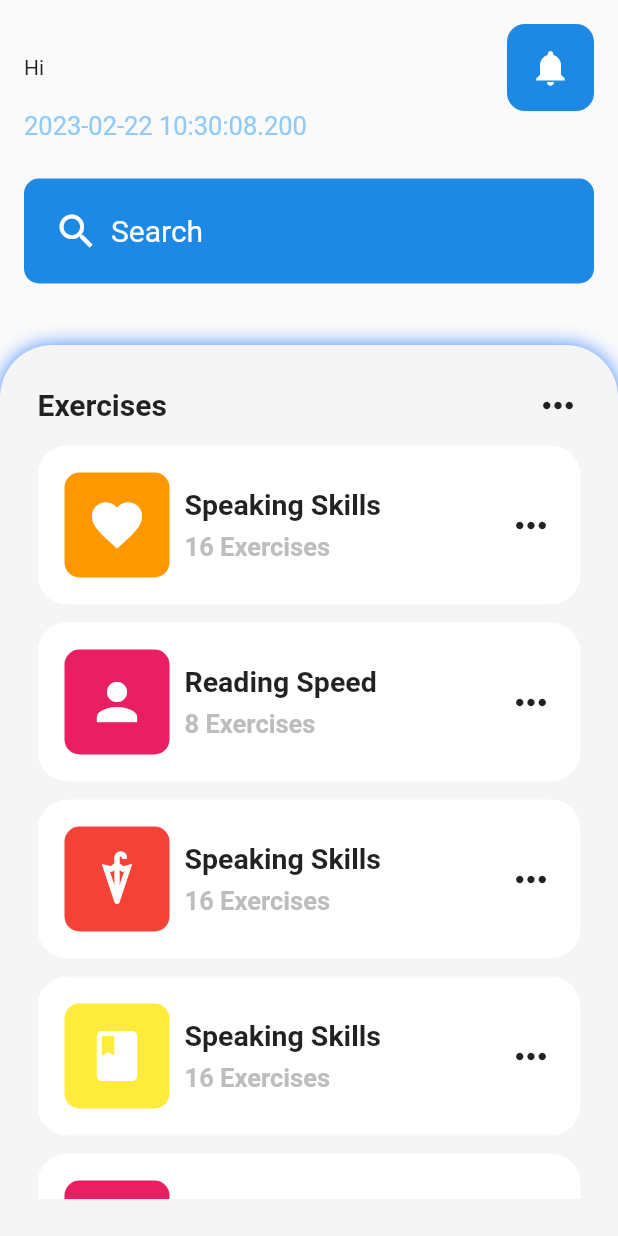
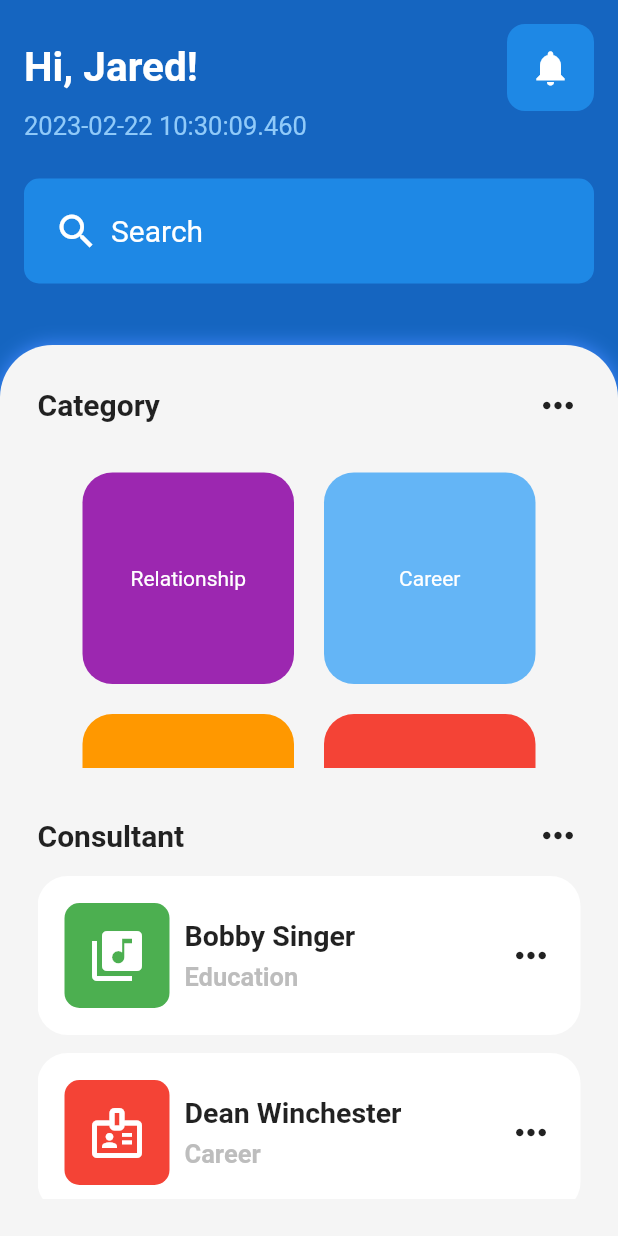
Before and after one commit to jakansha2001/mental_health_app_ui, a Flutter app: the CategoryPage screen opened directly, on a phone screen of 412 x 824 dp. Run offline on Flutter 3.47's test engine with Material 2 defaults, Android fonts, the phone set to English and light mode, and no system bars; our stand-ins replace flutter_bloc.

```diff
--- /dev/null
+++ b/lib/constants.dart
@@ -0,0 +1,7 @@
+import 'package:flutter/material.dart';
+
+const greetText = TextStyle(
+  color: Colors.white,
+  fontSize: 27.0,
+  fontWeight: FontWeight.bold,
+);
--- a/lib/home/bloc/home_bloc.dart
+++ b/lib/home/bloc/home_bloc.dart
@@ -7,6 +7,13 @@ part 'home_state.dart';
 class HomeBloc extends Bloc<HomeEvent, HomeState> {
   HomeBloc() : super(HomeState.initial()) {
     on<MoodChangedEvent>(_onMoodChangedEvent);
+    on<IndexChangedEvent>(_onIndexChangedEvent);
+  }
+
+  void _onIndexChangedEvent(IndexChangedEvent event, Emitter<HomeState> emit) {
+    emit(
+      state.copyWith(newIndex: event.selectedIndex),
+    );
   }
 
   void _onMoodChangedEvent(
--- a/lib/home/bloc/home_event.dart
+++ b/lib/home/bloc/home_event.dart
@@ -8,3 +8,9 @@ class MoodChangedEvent extends HomeEvent {
 
   MoodChangedEvent({required this.mood});
 }
+
+class IndexChangedEvent extends HomeEvent {
+  final int selectedIndex;
+
+  IndexChangedEvent({required this.selectedIndex});
+}
--- a/lib/home/bloc/home_state.dart
+++ b/lib/home/bloc/home_state.dart
@@ -9,20 +9,23 @@ enum HomeStatus {
 class HomeState {
   final String mood;
   final HomeStatus status;
+  final int index;
 
-  HomeState({required this.mood, required this.status});
+  HomeState({required this.index, required this.mood, required this.status});
 
-  HomeState copyWith({
-    String? newMood,
-    HomeStatus? status,
-  }) {
-    return HomeState(mood: newMood ?? mood, status: status ?? this.status); //null check by ??
+  HomeState copyWith({String? newMood, HomeStatus? status, int? newIndex}) {
+    return HomeState(
+      mood: newMood ?? mood,
+      status: status ?? this.status,
+      index: newIndex ?? index,
+    ); //null check by ??
   }
 
   static HomeState initial() {
     return HomeState(
       mood: '👋',
       status: HomeStatus.initial,
+      index: 0,
     );
   }
 }
--- a/lib/home/screens/category_page.dart
+++ b/lib/home/screens/category_page.dart
@@ -1,5 +1,6 @@
 import 'package:flutter/material.dart';
 import 'package:mental_health_app_ui/home/screens/home_page.dart';
+import 'package:mental_health_app_ui/home/widgets/category_grid.dart';
 import 'package:mental_health_app_ui/home/widgets/exercise_tile.dart';
 
 class CategoryPage extends StatelessWidget {
@@ -8,6 +9,10 @@ class CategoryPage extends StatelessWidget {
   @override
   Widget build(BuildContext context) {
     return Scaffold(
+      // bottomNavigationBar: const BottomNavBar(
+      //   currentIndex: 1,
+      // ),
+      backgroundColor: Colors.blue[800],
       body: SafeArea(
           child: Column(
         children: [
@@ -56,37 +61,57 @@ class CategoryPage extends StatelessWidget {
                 child: Column(
                   crossAxisAlignment: CrossAxisAlignment.start,
                   children: [
-                    Row(
-                      mainAxisAlignment: MainAxisAlignment.spaceBetween,
-                      children: const [
-                        Text(
-                          'Exercises',
-                          style: TextStyle(
-                            fontSize: 20.0,
-                            fontWeight: FontWeight.bold,
+                    const BottomSheetHeaderTitle(
+                      titleText: 'Category',
+                    ),
+                    Expanded(
+                      child: GridView.count(
+                        primary: false,
+                        padding: const EdgeInsets.all(20),
+                        //crossAxisSpacing: 10,
+                        //mainAxisSpacing: 10,
+                        crossAxisCount: 2,
+                        children: [
+                          CategoryGrid(
+                            category: 'Relationship',
+                            color: Colors.purple.shade500,
                           ),
-                        ),
-                        Icon(
-                          Icons.more_horiz,
-                          size: 30,
-                        )
-                      ],
+                          CategoryGrid(
+                            category: 'Career',
+                            color: Colors.blue.shade300,
+                          ),
+                          CategoryGrid(
+                            category: 'Education',
+                            color: Colors.orange.shade500,
+                          ),
+                          CategoryGrid(
+                            category: 'Other',
+                            color: Colors.red.shade500,
+                          ),
+                        ],
+                      ),
+                    ),
+                    const SizedBox(
+                      height: 30,
+                    ),
+                    const BottomSheetHeaderTitle(
+                      titleText: 'Consultant',
                     ),
                     Expanded(
                       child: ListView(
                         //how to use ListView.builder in this?
                         children: const [
                           ExerciseTile(
-                            exercise: 'Speaking Skills',
-                            subExercise: '16 Exercises',
-                            icon: Icons.favorite,
-                            color: Colors.orange,
+                            exercise: 'Bobby Singer',
+                            subExercise: 'Education',
+                            icon: Icons.my_library_music,
+                            color: Colors.green,
                           ),
                           ExerciseTile(
-                            exercise: 'Reading Speed',
-                            subExercise: '8 Exercises',
-                            icon: Icons.person,
-                            color: Colors.pink,
+                            exercise: 'Dean Winchester',
+                            subExercise: 'Career',
+                            icon: Icons.badge_outlined,
+                            color: Colors.red,
                           ),
                           ExerciseTile(
                             exercise: 'Speaking Skills',
@@ -125,3 +150,31 @@ class CategoryPage extends StatelessWidget {
     );
   }
 }
+
+class BottomSheetHeaderTitle extends StatelessWidget {
+  final String titleText;
+  const BottomSheetHeaderTitle({
+    super.key,
+    required this.titleText,
+  });
+
+  @override
+  Widget build(BuildContext context) {
+    return Row(
+      mainAxisAlignment: MainAxisAlignment.spaceBetween,
+      children: [
+        Text(
+          titleText,
+          style: const TextStyle(
+            fontSize: 20.0,
+            fontWeight: FontWeight.bold,
+          ),
+        ),
+        const Icon(
+          Icons.more_horiz,
+          size: 30,
+        )
+      ],
+    );
+  }
+}
--- /dev/null
+++ b/lib/home/widgets/category_grid.dart
@@ -0,0 +1,35 @@
+import 'package:flutter/material.dart';
+
+class CategoryGrid extends StatelessWidget {
+  const CategoryGrid({
+    super.key,
+    required this.category,
+    required this.color,
+  });
+
+  final String category;
+
+  final Color color;
+
+  @override
+  Widget build(BuildContext context) {
+    return Padding(
+      padding: const EdgeInsets.all(10.0),
+      child: Container(
+        decoration: BoxDecoration(
+          borderRadius: BorderRadius.circular(
+            20,
+          ),
+          color: color,
+        ),
+        child: Center(
+            child: Text(
+          category,
+          style: const TextStyle(
+            color: Colors.white,
+          ),
+        )),
+      ),
+    );
+  }
+}
```
Also changed, not shown: lib/home/screens/home_page.dart (+81 -38 lines), lib/main.dart (+5 -5 lines).
